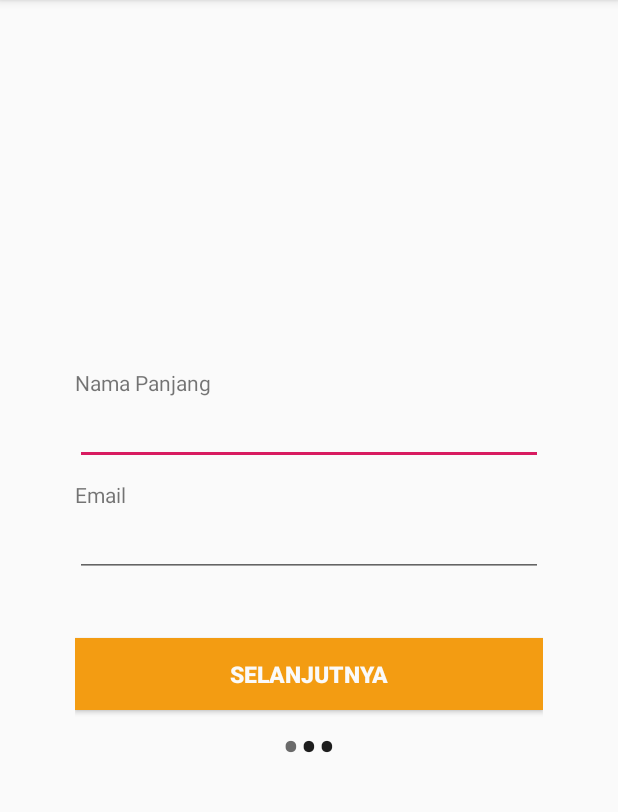
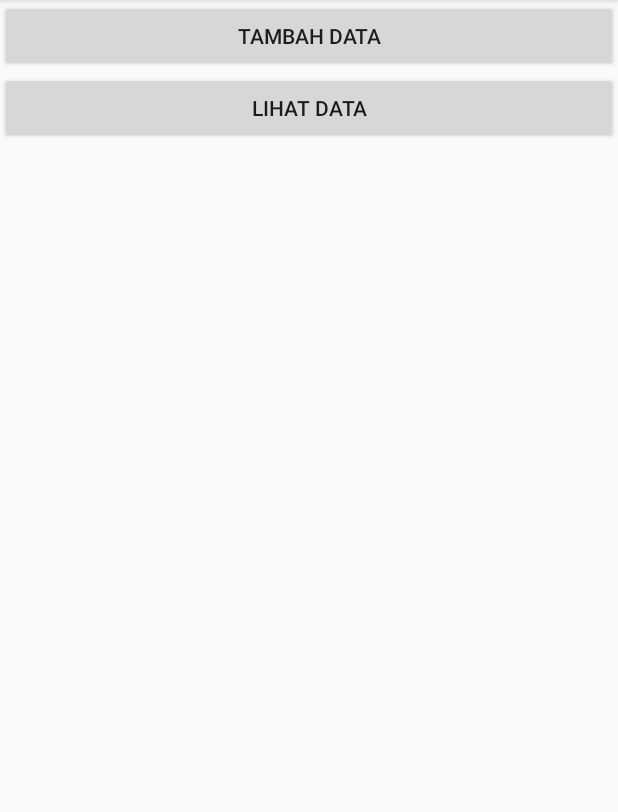
Before and after one commit to PanjiAD/SIswa, an Android app: the screen it shows after launch (tambahSiswa before the commit, MainActivity after it), on a phone screen of 412 x 824 dp, the part 84-896 px from its top. Run offline under Robolectric (Android 15) with nearby library versions, the phone set to English and light mode, and no system bars.

Commit message:
add lihat siswa

```diff
--- a/app/src/main/res/layout/activity_main.xml
+++ b/app/src/main/res/layout/activity_main.xml
@@ -6,13 +6,24 @@
     android:layout_height="match_parent"
     tools:context=".activites.MainActivity">
 
-    <TextView
-        android:layout_width="wrap_content"
+    <Button
+        android:id="@+id/tambahData"
+        android:layout_width="match_parent"
         android:layout_height="wrap_content"
-        android:text="Hello World!"
-        app:layout_constraintBottom_toBottomOf="parent"
-        app:layout_constraintLeft_toLeftOf="parent"
-        app:layout_constraintRight_toRightOf="parent"
-        app:layout_constraintTop_toTopOf="parent" />
+        android:text="Tambah data"
+        android:onClick="handleTambahData"
+        app:layout_constraintStart_toStartOf="parent"
+        app:layout_constraintEnd_toEndOf="parent"
+        app:layout_constraintTop_toTopOf="parent"/>
+
+    <Button
+        android:id="@+id/lihatData"
+        android:layout_width="match_parent"
+        android:layout_height="wrap_content"
+        android:text="Lihat data"
+        android:onClick="handleLihatData"
+        app:layout_constraintStart_toStartOf="parent"
+        app:layout_constraintEnd_toEndOf="parent"
+        app:layout_constraintTop_toBottomOf="@id/tambahData"/>
 
 </androidx.constraintlayout.widget.ConstraintLayout>
```
Also changed, not shown: app/src/main/AndroidManifest.xml (+3 -4 lines), app/src/main/java/com/example/siswa/activites/MainActivity.java (+12 -0 lines), app/src/main/java/com/example/siswa/activites/lihatSiswa.java (added, +16 -0 lines), app/src/main/res/layout/activity_lihat_siswa.xml (added, +9 -0 lines).
